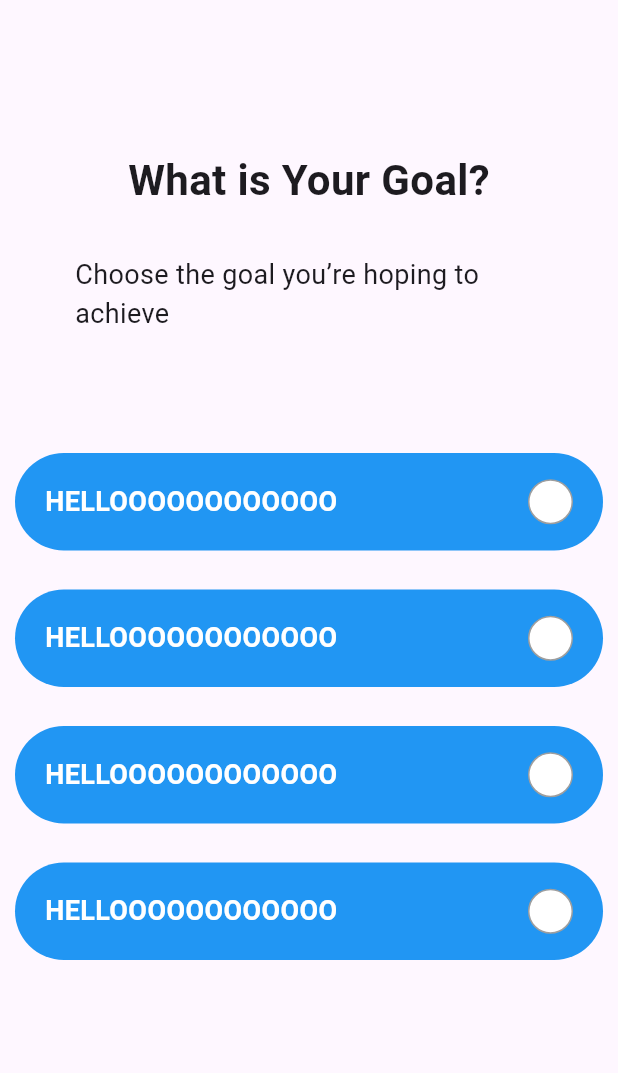
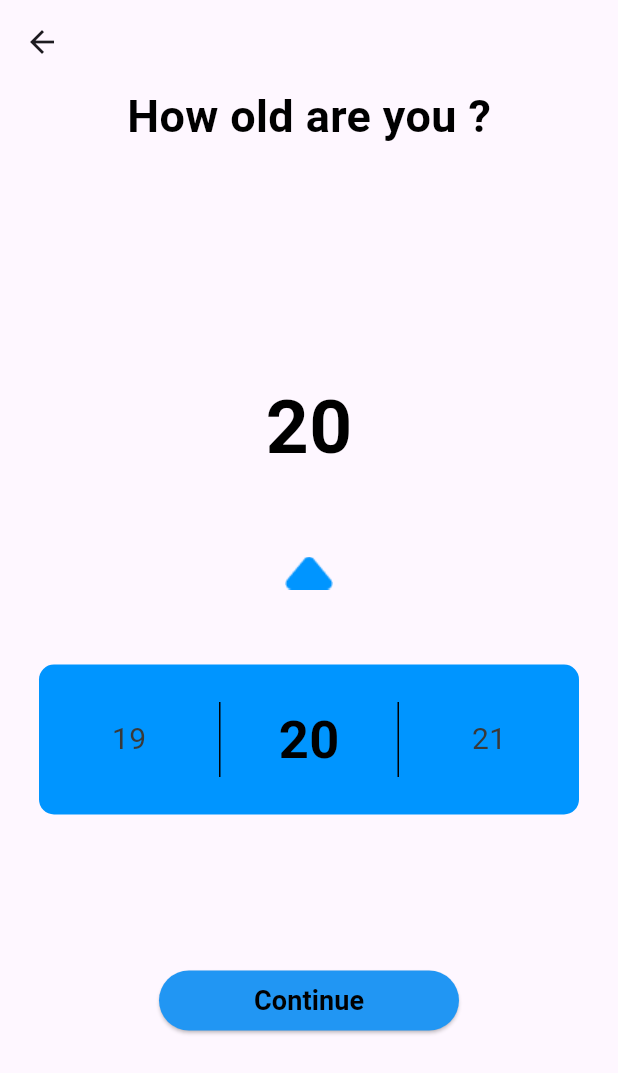
Before and after one commit to MohammedMagdyy/wellnesshub, a Flutter app: the screen it shows after launch, on a phone screen of 412 x 824 dp. Shown: the top 1073 px of the screen. Run offline on Flutter 3.47's test engine with Material 3 defaults, Android fonts, the phone set to English and light mode, and no system bars; drawn by our look-alikes of numberpicker, roundcheckbox; missing offline and left inert: simple_ruler_picker.

Commit message:
add the year page

```diff
--- a/lib/main.dart
+++ b/lib/main.dart
@@ -4,7 +4,8 @@ import 'package:wellnesshub/views/goal_page.dart';
 import 'package:wellnesshub/views/sign_in.dart';
 import 'package:wellnesshub/views/sign_up.dart';
 import 'package:wellnesshub/views/startup.dart';
-import 'package:wellnesshub/widgets/checkbox_button.dart';
+import 'package:wellnesshub/views/weight_page.dart';
+import 'package:wellnesshub/views/year_page.dart';
 
 void main(){
   runApp(WellnessHub());
@@ -17,16 +18,18 @@ class WellnessHub extends StatelessWidget {
   Widget build(BuildContext context) {
     return MaterialApp(
       routes: {
+        'StartUp':(context)=>Startup(),
         'LoginPage':(context)=>SignIn(),
         'SignUpPage':(context)=>SignUp(),
-        'StartUp':(context)=>Startup(),
         'GenderPage':(context)=>GenderPage(),
         'GoalPage':(context)=>GoalPage(),
+        'AgePage' : (context)=>YearPage(),
+        'WeightPage':(context)=>WeightPage(),
 
         // 'LoginPage':(context)=>Sign_In(),
       },
       debugShowCheckedModeBanner: false,
-      home: GoalPage(),
+      home: YearPage(),
     );
   }
 }
--- /dev/null
+++ b/lib/views/weight_page.dart
@@ -0,0 +1,10 @@
+import 'package:flutter/material.dart';
+
+class WeightPage extends StatelessWidget {
+  const WeightPage({super.key});
+
+  @override
+  Widget build(BuildContext context) {
+    return Scaffold();
+  }
+}
--- /dev/null
+++ b/lib/views/year_page.dart
@@ -0,0 +1,92 @@
+import 'package:flutter/material.dart';
+import 'package:numberpicker/numberpicker.dart';
+import 'package:wellnesshub/widgets/custom_button.dart';
+
+class YearPage extends StatefulWidget {
+  const YearPage({super.key});
+
+  @override
+  State<YearPage> createState() => _YearPageState();
+}
+
+class _YearPageState extends State<YearPage> {
+  int _age = 20 ;
+
+  @override
+  Widget build(BuildContext context) {
+    return Scaffold(
+      appBar: AppBar(
+        leading: IconButton(
+          icon: Icon(Icons.arrow_back), // Back icon
+          onPressed: () {
+            Navigator.pop(context); // Go back to the previous page
+          },
+        ),
+      ),
+      body: Column(
+      children: [
+        Row(
+          mainAxisAlignment: MainAxisAlignment.center,
+          children: [
+            Text(
+              "How old are you ?",
+              style: TextStyle(
+                color: Colors.black,
+                fontWeight: FontWeight.bold,
+                fontSize: 30
+              ),
+            )
+          ],
+        ),
+        SizedBox(height: 150,),
+        Text(
+          '$_age',
+          style: TextStyle(
+            fontWeight: FontWeight.bold,
+            color: Colors.black,
+            fontSize: 50
+          ),
+          ),
+        SizedBox(height: 50,),
+        Image.asset("assets/arrow.png"),
+        SizedBox(height: 50,),
+        Container(
+          height: 100,
+          decoration: BoxDecoration(
+            borderRadius: BorderRadius.all(Radius.circular(10)),
+            color: Color(0xff0095FF),
+          ),
+          child: NumberPicker(
+            haptics: true,
+            itemWidth: 120,
+            axis: Axis.horizontal,
+            selectedTextStyle: TextStyle(
+              color: Colors.black,
+              fontSize: 35,
+              fontWeight: FontWeight.bold
+            ),
+            textStyle: TextStyle(
+              color: const Color.fromARGB(255, 57, 57, 57),
+              fontSize: 20,
+            ),
+            decoration: BoxDecoration(
+              border: Border(
+                left: BorderSide(color: Colors.black , width: 1),
+                right: BorderSide(color: Colors.black , width: 1)
+              ),
+              ),
+            value: _age,
+            minValue: 0,
+            maxValue: 100,
+            onChanged: (value) => setState(() => _age = value),
+          ),
+        ),
+        SizedBox(height: 100,),
+        CustomButton(name: "Continue", width: 200, color: Colors.black , on_Pressed: () {
+          Navigator.pushNamed(context, 'WeightPage');
+        },)
+      ],
+    ),
+    );
+  }
+}
--- a/pubspec.yaml
+++ b/pubspec.yaml
@@ -36,6 +36,8 @@ dependencies:
   cupertino_icons: ^1.0.8
   simple_ruler_picker: ^0.1.1
   roundcheckbox: ^2.0.5
+  numberpicker: ^2.1.2
+  flutter_polygon: ^0.3.0+2
 
 
 dev_dependencies:
```
Also changed, not shown: assets/arrow.png (added), pubspec.lock.
